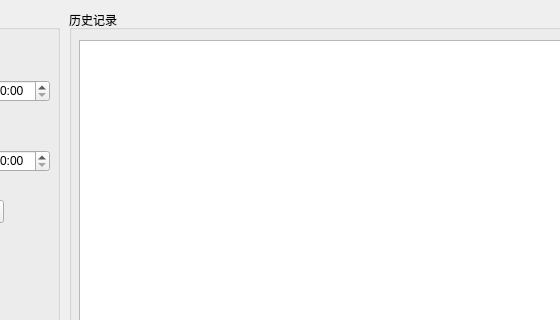
Old version of the form historyview.ui in the repository NevilleNoah/HikvisionCamera2; both pictures show x 131 to 691 and y 0 to 320 of the 1080 by 680 pixel window.
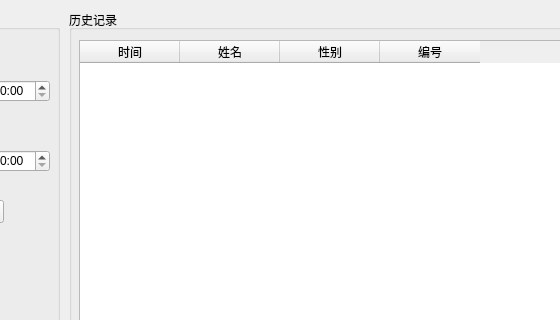
New version of the form.

Commit message: 时间戳修改

What changed in the file:
```diff
--- a/historyview.ui
+++ b/historyview.ui
@@ -112,6 +112,32 @@
       <height>611</height>
      </rect>
     </property>
+    <property name="minimumSize">
+     <size>
+      <width>841</width>
+      <height>0</height>
+     </size>
+    </property>
+    <column>
+     <property name="text">
+      <string>时间</string>
+     </property>
+    </column>
+    <column>
+     <property name="text">
+      <string>姓名</string>
+     </property>
+    </column>
+    <column>
+     <property name="text">
+      <string>性别</string>
+     </property>
+    </column>
+    <column>
+     <property name="text">
+      <string>编号</string>
+     </property>
+    </column>
    </widget>
   </widget>
  </widget>
```
The commit also changes 6 other files.
